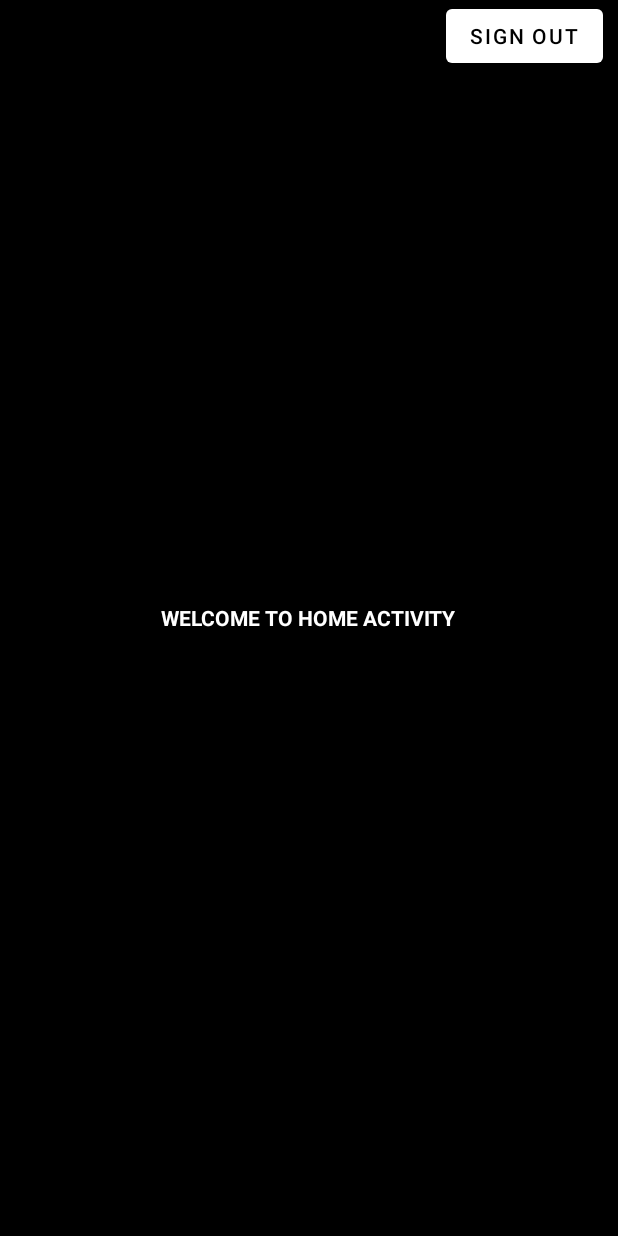
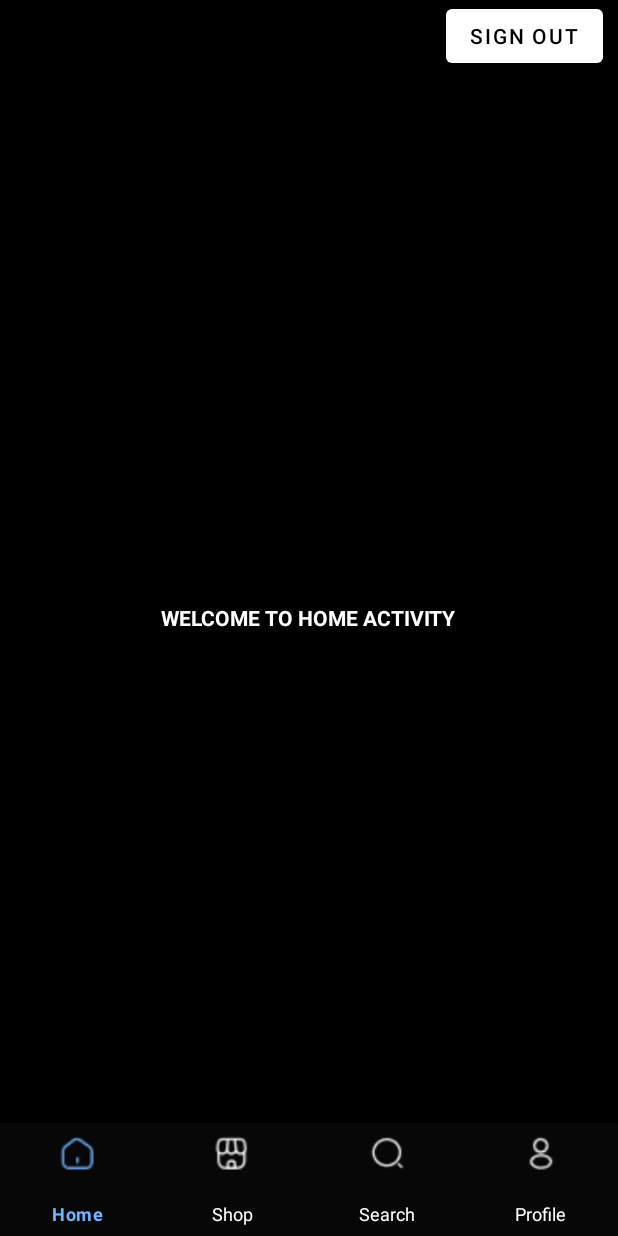
Before and after one commit to aristaAgarwal/ICC-Frontend, an Android app: the screen it shows after launch (MainActivity), on a phone screen of 412 x 824 dp. Run offline under Robolectric (Android 15) with nearby library versions, the phone set to English and light mode, and no system bars; 2 statements that could not run were skipped.

Commit message:
"Bottom navigation"

```diff
--- /dev/null
+++ b/app/src/main/res/drawable/bottom_navigation_selector.xml
@@ -0,0 +1,5 @@
+<?xml version="1.0" encoding="utf-8"?>
+<selector xmlns:android="http://schemas.android.com/apk/res/android">
+    <item android:state_checked="true" android:color="#70B5FF"/>
+    <item android:color="@color/white"  />
+</selector>
--- a/app/src/main/res/layout/activity_main.xml
+++ b/app/src/main/res/layout/activity_main.xml
@@ -1,6 +1,7 @@
 <?xml version="1.0" encoding="utf-8"?>
 <RelativeLayout xmlns:android="http://schemas.android.com/apk/res/android"
     xmlns:tools="http://schemas.android.com/tools"
+    xmlns:app="http://schemas.android.com/apk/res-auto"
     android:layout_width="match_parent"
     android:layout_height="match_parent"
     tools:context=".UI.activities.MainActivity"
@@ -24,4 +25,17 @@
         android:layout_alignParentEnd="true"
         android:layout_marginEnd="10dp"/>
 
+    <com.google.android.material.bottomnavigation.BottomNavigationView
+        android:id="@+id/bottomNavigationView"
+        android:layout_width="match_parent"
+        android:layout_height="75dp"
+        android:background="#990C0C0C"
+        app:itemIconTint="@drawable/bottom_navigation_selector"
+        app:itemTextColor="@drawable/bottom_navigation_selector"
+        app:itemTextAppearanceInactive="@color/white"
+        app:labelVisibilityMode="labeled"
+        android:animateLayoutChanges="false"
+        android:layout_alignParentBottom="true"
+        app:menu="@menu/bottom_nav_menu"/>
+
 </RelativeLayout>
--- /dev/null
+++ b/app/src/main/res/menu/bottom_nav_menu.xml
@@ -0,0 +1,21 @@
+<?xml version="1.0" encoding="utf-8"?>
+<menu xmlns:android="http://schemas.android.com/apk/res/android"
+    xmlns:app="http://schemas.android.com/apk/res-auto"
+    >
+    <item
+        android:id="@+id/home"
+        android:icon="@drawable/home_bottom_nav"
+        android:title="Home" />
+    <item
+        android:id="@+id/shop"
+        android:icon="@drawable/shop_bottom_nav"
+        android:title="Shop" />
+    <item
+        android:id="@+id/search"
+        android:icon="@drawable/search_bottom_nav"
+        android:title="Search" />
+    <item
+        android:id="@+id/profile"
+        android:icon="@drawable/profile_bottom_nav"
+        android:title="Profile" />
+</menu>
```
Also changed, not shown: app/src/main/res/drawable/home_bottom_nav.png (added), app/src/main/res/drawable/profile_bottom_nav.png (added), app/src/main/res/drawable/search_bottom_nav.png (added), app/src/main/res/drawable/shop_bottom_nav.png (added).
